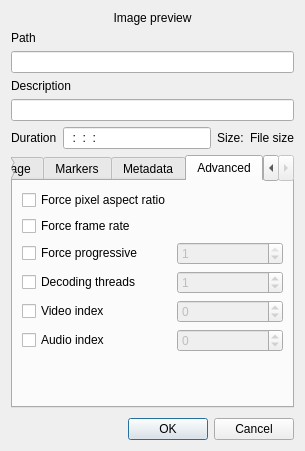
KDE/kdenlive, file src/widgets/clipproperties_ui.ui: the form before one commit.
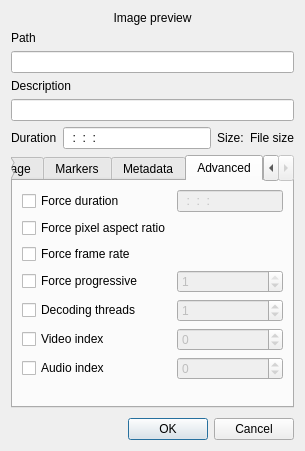
The form after the commit. The open tabs and pages were chosen to show the change. Custom widgets are drawn as their Qt base class.

```diff
--- a/src/widgets/clipproperties_ui.ui
+++ b/src/widgets/clipproperties_ui.ui
@@ -572,7 +572,7 @@
        <string>Advanced</string>
       </attribute>
       <layout class="QGridLayout" name="gridLayout_3">
-       <item row="7" column="2">
+       <item row="8" column="2">
         <spacer name="verticalSpacer">
          <property name="orientation">
           <enum>Qt::Vertical</enum>
@@ -585,34 +585,34 @@
          </property>
         </spacer>
        </item>
-       <item row="0" column="1">
+       <item row="1" column="1">
         <widget class="QCheckBox" name="clip_force_ar">
          <property name="text">
           <string>Force pixel aspect ratio</string>
          </property>
         </widget>
        </item>
-       <item row="0" column="2">
+       <item row="1" column="2">
         <widget class="KDoubleNumInput" name="clip_ar">
          <property name="enabled">
           <bool>false</bool>
          </property>
         </widget>
        </item>
-       <item row="4" column="2">
-        <widget class="QSpinBox" name="clip_vindex">
-         <property name="enabled">
-          <bool>false</bool>
-         </property>
-         <property name="minimum">
-          <number>-1</number>
-         </property>
-         <property name="value">
-          <number>0</number>
-         </property>
-        </widget>
-       </item>
        <item row="5" column="2">
+        <widget class="QSpinBox" name="clip_vindex">
+         <property name="enabled">
+          <bool>false</bool>
+         </property>
+         <property name="minimum">
+          <number>-1</number>
+         </property>
+         <property name="value">
+          <number>0</number>
+         </property>
+        </widget>
+       </item>
+       <item row="6" column="2">
         <widget class="QSpinBox" name="clip_aindex">
          <property name="enabled">
           <bool>false</bool>
@@ -625,28 +625,28 @@
          </property>
         </widget>
        </item>
-       <item row="3" column="1">
+       <item row="4" column="1">
         <widget class="QCheckBox" name="clip_force_threads">
          <property name="text">
           <string>Decoding threads</string>
          </property>
         </widget>
        </item>
-       <item row="4" column="1">
+       <item row="5" column="1">
         <widget class="QCheckBox" name="clip_force_vindex">
          <property name="text">
           <string>Video index</string>
          </property>
         </widget>
        </item>
-       <item row="5" column="1">
+       <item row="6" column="1">
         <widget class="QCheckBox" name="clip_force_aindex">
          <property name="text">
           <string>Audio index</string>
          </property>
         </widget>
        </item>
-       <item row="3" column="2">
+       <item row="4" column="2">
         <widget class="QSpinBox" name="clip_threads">
          <property name="enabled">
           <bool>false</bool>
@@ -659,14 +659,14 @@
          </property>
         </widget>
        </item>
-       <item row="2" column="1">
+       <item row="3" column="1">
         <widget class="QCheckBox" name="clip_force_progressive">
          <property name="text">
           <string>Force progressive</string>
          </property>
         </widget>
        </item>
-       <item row="2" column="2">
+       <item row="3" column="2">
         <widget class="QSpinBox" name="clip_progressive">
          <property name="enabled">
           <bool>false</bool>
@@ -679,20 +679,37 @@
          </property>
         </widget>
        </item>
-       <item row="1" column="1">
+       <item row="2" column="1">
         <widget class="QCheckBox" name="clip_force_framerate">
          <property name="text">
           <string>Force frame rate</string>
          </property>
         </widget>
        </item>
-       <item row="1" column="2">
+       <item row="2" column="2">
         <widget class="KDoubleNumInput" name="clip_framerate">
          <property name="enabled">
           <bool>false</bool>
          </property>
         </widget>
        </item>
+       <item row="0" column="1">
+        <widget class="QCheckBox" name="clip_force_out">
+         <property name="text">
+          <string>Force duration</string>
+         </property>
+        </widget>
+       </item>
+       <item row="0" column="2">
+        <widget class="KRestrictedLine" name="clip_out">
+         <property name="enabled">
+          <bool>false</bool>
+         </property>
+         <property name="inputMask">
+          <string>99:99:99:99; </string>
+         </property>
+        </widget>
+       </item>
       </layout>
      </widget>
     </widget>
```
